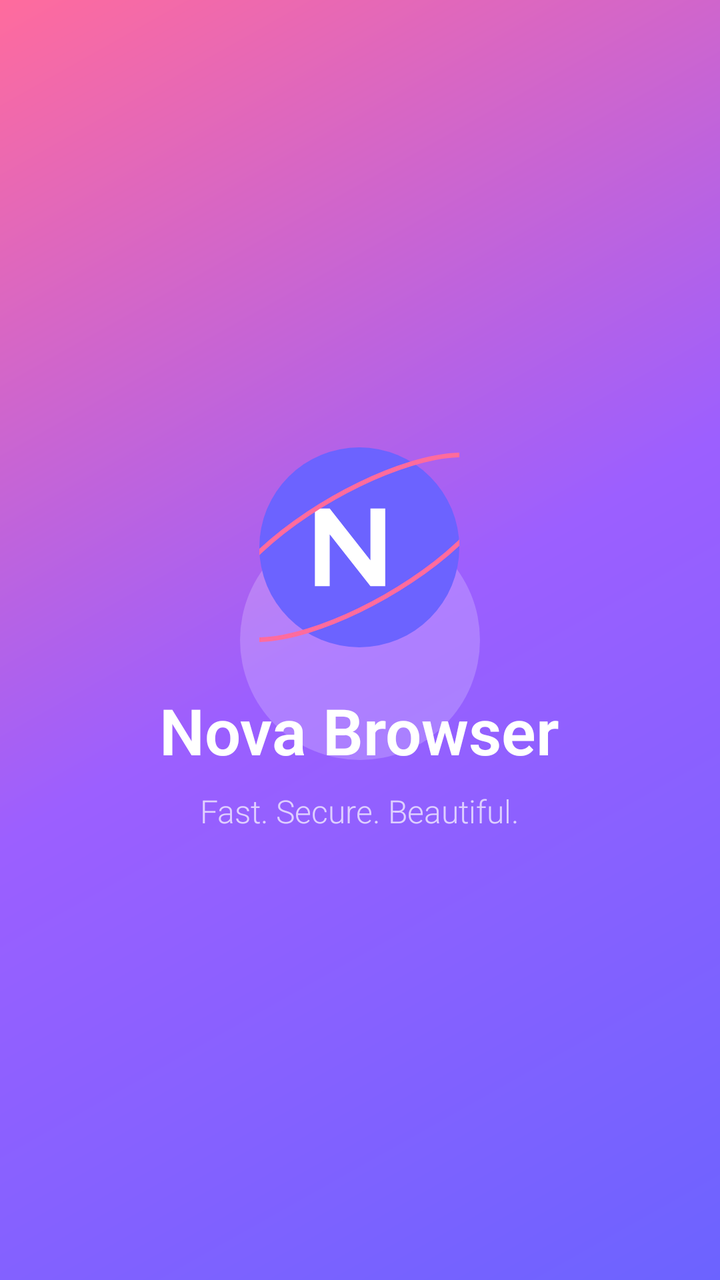
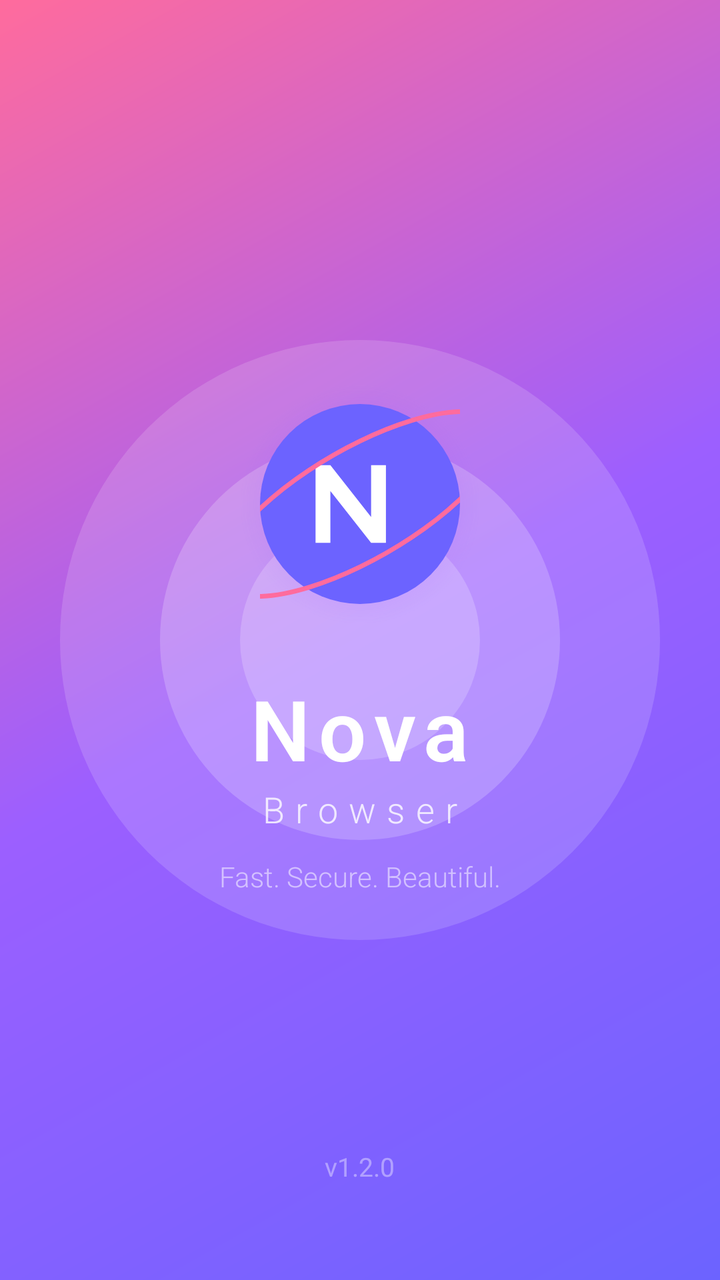

An Android layout rendered at two revisions. The XML below is the earlier revision; the diff shows what the commit changed to produce the second picture.
<!-- AndroidManifest.xml: activity theme Theme.NovaBrowser.Splash -->
<!-- res/layout/activity_splash.xml -->
<?xml version="1.0" encoding="utf-8"?>
<FrameLayout xmlns:android="http://schemas.android.com/apk/res/android"
    android:layout_width="match_parent"
    android:layout_height="match_parent"
    android:background="@drawable/splash_background">

    <LinearLayout
        android:layout_width="wrap_content"
        android:layout_height="wrap_content"
        android:layout_gravity="center"
        android:gravity="center"
        android:orientation="vertical">

        <ImageView
            android:layout_width="100dp"
            android:layout_height="100dp"
            android:src="@drawable/ic_nova_logo"
            android:contentDescription="Nova Browser Logo" />

        <TextView
            android:layout_width="wrap_content"
            android:layout_height="wrap_content"
            android:layout_marginTop="20dp"
            android:text="Nova Browser"
            android:textColor="#FFFFFF"
            android:textSize="32sp"
            android:textStyle="bold"
            android:fontFamily="sans-serif-light" />

        <TextView
            android:layout_width="wrap_content"
            android:layout_height="wrap_content"
            android:layout_marginTop="8dp"
            android:text="Fast. Secure. Beautiful."
            android:textColor="#B3FFFFFF"
            android:textSize="16sp"
            android:fontFamily="sans-serif-light" />

    </LinearLayout>

</FrameLayout>
<!-- resources referenced by this layout -->
<resources>
  <!-- drawable ic_nova_logo (drawable) -->
  <?xml version="1.0" encoding="utf-8"?>
  <vector xmlns:android="http://schemas.android.com/apk/res/android"
      android:width="108dp"
      android:height="108dp"
      android:viewportWidth="108"
      android:viewportHeight="108">
      
      <path
          android:fillColor="#6C63FF"
          android:pathData="M54,54m-54,0a54,54 0,1 1,108 0a54,54 0,1 1,-108 0" />
      
      <path
          android:fillColor="#FFFFFF"
          android:pathData="M30,75V33h8l22,28V33h8v42h-8L38,47v28z" />
      
      <path
          android:strokeColor="#FF6B9D"
          android:strokeWidth="2.5"
          android:fillColor="#00000000"
          android:pathData="M54,20 A34,12 -30 1 1 54,88 A34,12 -30 1 1 54,20" />
  </vector>
  <!-- drawable splash_background (drawable) -->
  <?xml version="1.0" encoding="utf-8"?>
  <layer-list xmlns:android="http://schemas.android.com/apk/res/android">
      <item>
          <shape android:shape="rectangle">
              <gradient
                  android:angle="135"
                  android:startColor="@color/gradient_start"
                  android:centerColor="@color/gradient_center"
                  android:endColor="@color/gradient_end"
                  android:type="linear" />
          </shape>
      </item>
      <item
          android:gravity="center"
          android:width="120dp"
          android:height="120dp">
          <shape android:shape="oval">
              <solid android:color="#33FFFFFF" />
              <size android:width="120dp" android:height="120dp" />
          </shape>
      </item>
  </layer-list>
  <style name="Theme.NovaBrowser.Splash" parent="Theme.MaterialComponents.Light.NoActionBar">
          <item name="android:windowBackground">@drawable/splash_background</item>
          <item name="android:statusBarColor">@color/primary</item>
          <item name="android:navigationBarColor">@color/primary_dark</item>
      </style>
  <color name="gradient_start">#FF6C63FF</color>
  <color name="gradient_center">#FF9C5FFF</color>
  <color name="gradient_end">#FFFF6B9D</color>
  <color name="primary">#FF6C63FF</color>
  <color name="primary_dark">#FF3D35C4</color>
</resources>

<!-- the commit's change to res/layout/activity_splash.xml (unified diff, before → after) -->
@@ -3,6 +3,21 @@
     android:layout_width="match_parent"
     android:layout_height="match_parent"
     android:background="@drawable/splash_background">
+
+    
+    <View
+        android:layout_width="300dp"
+        android:layout_height="300dp"
+        android:layout_gravity="center"
+        android:background="@drawable/splash_circle_outer"
+        android:alpha="0.15" />
+
+    <View
+        android:layout_width="200dp"
+        android:layout_height="200dp"
+        android:layout_gravity="center"
+        android:background="@drawable/splash_circle_inner"
+        android:alpha="0.2" />
 
     <LinearLayout
         android:layout_width="wrap_content"
@@ -11,31 +26,64 @@
         android:gravity="center"
         android:orientation="vertical">
 
-        <ImageView
-            android:layout_width="100dp"
-            android:layout_height="100dp"
-            android:src="@drawable/ic_nova_logo"
-            android:contentDescription="Nova Browser Logo" />
+        
+        <FrameLayout
+            android:layout_width="120dp"
+            android:layout_height="120dp">
+
+            <View
+                android:layout_width="120dp"
+                android:layout_height="120dp"
+                android:background="@drawable/splash_glow" />
+
+            <ImageView
+                android:layout_width="100dp"
+                android:layout_height="100dp"
+                android:layout_gravity="center"
+                android:src="@drawable/ic_nova_logo"
+                android:contentDescription="Nova Browser Logo"
+                android:id="@+id/splashLogo" />
+        </FrameLayout>
 
         <TextView
             android:layout_width="wrap_content"
             android:layout_height="wrap_content"
-            android:layout_marginTop="20dp"
-            android:text="Nova Browser"
+            android:layout_marginTop="24dp"
+            android:text="Nova"
             android:textColor="#FFFFFF"
-            android:textSize="32sp"
+            android:textSize="42sp"
             android:textStyle="bold"
-            android:fontFamily="sans-serif-light" />
+            android:fontFamily="sans-serif-light"
+            android:letterSpacing="0.1" />
 
         <TextView
             android:layout_width="wrap_content"
             android:layout_height="wrap_content"
-            android:layout_marginTop="8dp"
+            android:text="Browser"
+            android:textColor="#CCFFFFFF"
+            android:textSize="18sp"
+            android:fontFamily="sans-serif-light"
+            android:letterSpacing="0.3" />
+
+        <TextView
+            android:layout_width="wrap_content"
+            android:layout_height="wrap_content"
+            android:layout_marginTop="12dp"
             android:text="Fast. Secure. Beautiful."
-            android:textColor="#B3FFFFFF"
-            android:textSize="16sp"
+            android:textColor="#88FFFFFF"
+            android:textSize="14sp"
             android:fontFamily="sans-serif-light" />
 
     </LinearLayout>
 
+    
+    <TextView
+        android:layout_width="wrap_content"
+        android:layout_height="wrap_content"
+        android:layout_gravity="bottom|center_horizontal"
+        android:layout_marginBottom="48dp"
+        android:text="v1.2.0"
+        android:textColor="#66FFFFFF"
+        android:textSize="13sp" />
+
 </FrameLayout>
<!-- resource entries referenced after the edit -->
@@ -45,6 +45,31 @@
           </shape>
       </item>
   </layer-list>
+  <!-- drawable splash_circle_inner (drawable) -->
+  <?xml version="1.0" encoding="utf-8"?>
+  <shape xmlns:android="http://schemas.android.com/apk/res/android"
+      android:shape="oval">
+      <solid android:color="#FFFFFF" />
+      <size android:width="200dp" android:height="200dp" />
+  </shape>
+  <!-- drawable splash_circle_outer (drawable) -->
+  <?xml version="1.0" encoding="utf-8"?>
+  <shape xmlns:android="http://schemas.android.com/apk/res/android"
+      android:shape="oval">
+      <solid android:color="#FFFFFF" />
+      <size android:width="300dp" android:height="300dp" />
+  </shape>
+  <!-- drawable splash_glow (drawable) -->
+  <?xml version="1.0" encoding="utf-8"?>
+  <shape xmlns:android="http://schemas.android.com/apk/res/android"
+      android:shape="oval">
+      <gradient
+          android:startColor="#669C5FFF"
+          android:endColor="#006C63FF"
+          android:type="radial"
+          android:gradientRadius="60dp" />
+      <size android:width="120dp" android:height="120dp" />
+  </shape>
   <style name="Theme.NovaBrowser.Splash" parent="Theme.MaterialComponents.Light.NoActionBar">
           <item name="android:windowBackground">@drawable/splash_background</item>
           <item name="android:statusBarColor">@color/primary</item>
